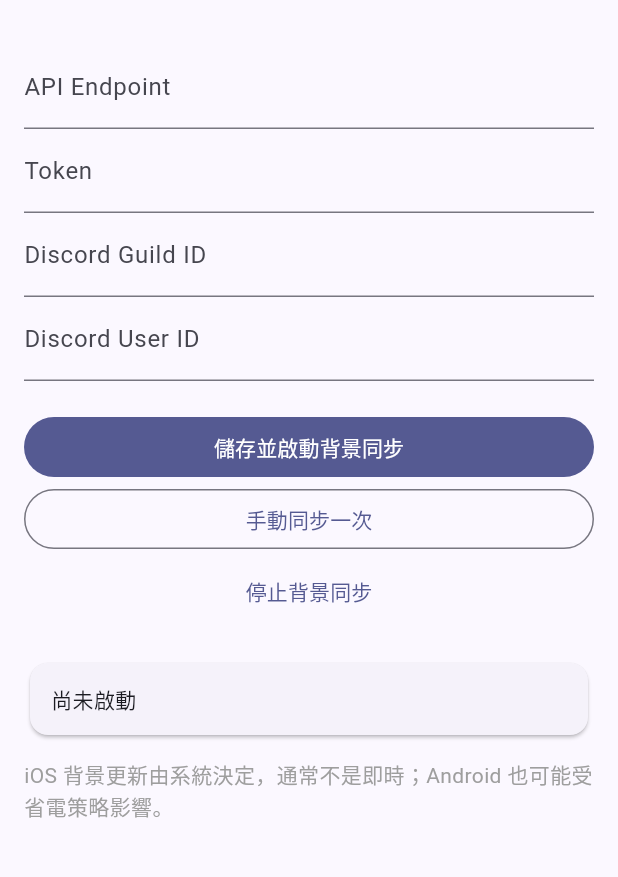
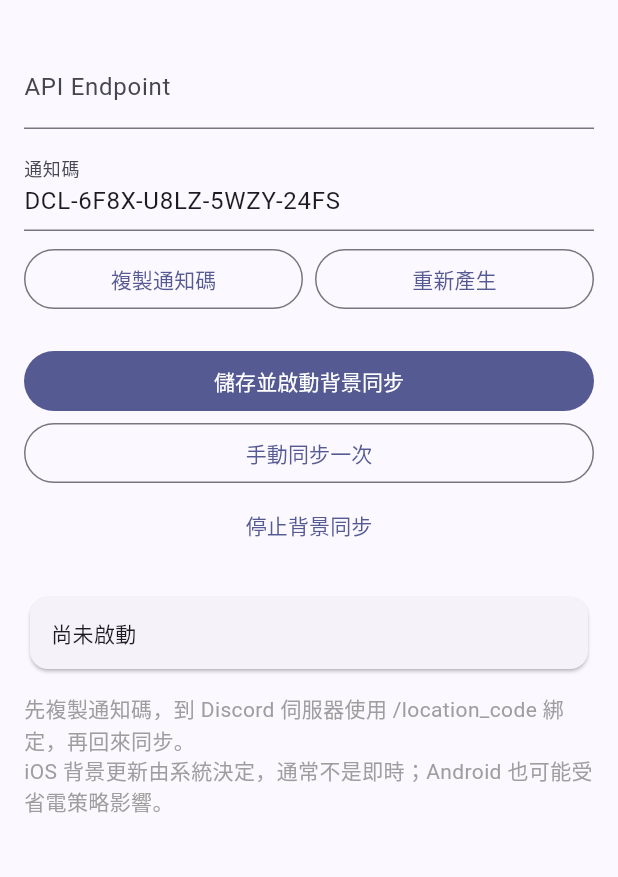
Before and after one commit to walbcglgh/discord_bot_map, a Flutter app: the screen it shows after launch, on a phone screen of 412 x 824 dp, the part 63-940 px from its top. Run offline on Flutter 3.47's test engine with Material 3 defaults, Android fonts, the phone set to English and light mode, and no system bars; our stand-ins replace geolocator, shared_preferences; missing offline and left inert: workmanager.

Commit message:
Add files via upload

```diff
--- a/lib/main.dart
+++ b/lib/main.dart
@@ -1,6 +1,8 @@
 import 'dart:async';
 import 'dart:convert';
+import 'dart:math';
 import 'package:flutter/material.dart';
+import 'package:flutter/services.dart';
 import 'package:geolocator/geolocator.dart';
 import 'package:http/http.dart' as http;
 import 'package:shared_preferences/shared_preferences.dart';
@@ -22,6 +24,13 @@
   WidgetsFlutterBinding.ensureInitialized();
   await Workmanager().initialize(callbackDispatcher, isInDebugMode: false);
   runApp(const DCLocationApp());
+}
+
+String generateLocationCode() {
+  const chars = 'ABCDEFGHJKLMNPQRSTUVWXYZ23456789';
+  final random = Random.secure();
+  String part(int length) => List.generate(length, (_) => chars[random.nextInt(chars.length)]).join();
+  return 'DCL-${part(4)}-${part(4)}-${part(4)}-${part(4)}';
 }
 
 class DCLocationApp extends StatelessWidget {
@@ -50,9 +59,7 @@
 
 class _HomePageState extends State<HomePage> {
   final endpoint = TextEditingController();
-  final token = TextEditingController();
-  final guildId = TextEditingController();
-  final userId = TextEditingController();
+  final code = TextEditingController();
   String status = '尚未啟動';
   bool busy = false;
 
@@ -65,19 +72,33 @@
   Future<void> _load() async {
     final prefs = await SharedPreferences.getInstance();
     endpoint.text = prefs.getString('endpoint') ?? '';
-    token.text = prefs.getString('token') ?? '';
-    guildId.text = prefs.getString('guild_id') ?? '';
-    userId.text = prefs.getString('user_id') ?? '';
+    code.text = prefs.getString('code') ?? generateLocationCode();
+    await prefs.setString('code', code.text.trim());
     setState(() => status = prefs.getBool('enabled') == true ? '背景同步已啟用' : '尚未啟動');
   }
 
   Future<void> _save({bool enabled = false}) async {
     final prefs = await SharedPreferences.getInstance();
     await prefs.setString('endpoint', endpoint.text.trim());
-    await prefs.setString('token', token.text.trim());
-    await prefs.setString('guild_id', guildId.text.trim());
-    await prefs.setString('user_id', userId.text.trim());
+    await prefs.setString('code', code.text.trim().toUpperCase());
     await prefs.setBool('enabled', enabled);
+  }
+
+  Future<void> _copyCode() async {
+    await Clipboard.setData(ClipboardData(text: code.text.trim()));
+    setState(() => status = '通知碼已複製，請到 Discord 使用 /location_code 綁定。');
+  }
+
+  Future<void> _regenerateCode() async {
+    await Workmanager().cancelByUniqueName(_syncTask);
+    final prefs = await SharedPreferences.getInstance();
+    final next = generateLocationCode();
+    await prefs.setString('code', next);
+    await prefs.setBool('enabled', false);
+    setState(() {
+      code.text = next;
+      status = '已重新產生通知碼，請重新到 Discord 綁定。';
+    });
   }
 
   Future<void> _start() async {
@@ -134,9 +155,16 @@
         padding: const EdgeInsets.all(16),
         children: [
           TextField(controller: endpoint, decoration: const InputDecoration(labelText: 'API Endpoint', hintText: 'https://your-domain/api/location/update')),
-          TextField(controller: token, decoration: const InputDecoration(labelText: 'Token'), obscureText: true),
-          TextField(controller: guildId, decoration: const InputDecoration(labelText: 'Discord Guild ID'), keyboardType: TextInputType.number),
-          TextField(controller: userId, decoration: const InputDecoration(labelText: 'Discord User ID'), keyboardType: TextInputType.number),
+          const SizedBox(height: 12),
+          TextField(controller: code, readOnly: true, decoration: const InputDecoration(labelText: '通知碼')),
+          const SizedBox(height: 8),
+          Row(
+            children: [
+              Expanded(child: OutlinedButton(onPressed: busy ? null : _copyCode, child: const Text('複製通知碼'))),
+              const SizedBox(width: 8),
+              Expanded(child: OutlinedButton(onPressed: busy ? null : _regenerateCode, child: const Text('重新產生'))),
+            ],
+          ),
           const SizedBox(height: 20),
           FilledButton(onPressed: busy ? null : _start, child: const Text('儲存並啟動背景同步')),
           OutlinedButton(onPressed: busy ? null : _syncNow, child: const Text('手動同步一次')),
@@ -149,6 +177,7 @@
             ),
           ),
           const SizedBox(height: 12),
+          const Text('先複製通知碼，到 Discord 伺服器使用 /location_code 綁定，再回來同步。', style: TextStyle(color: Colors.grey)),
           const Text('iOS 背景更新由系統決定，通常不是即時；Android 也可能受省電策略影響。', style: TextStyle(color: Colors.grey)),
         ],
       ),
@@ -171,12 +200,10 @@
   static Future<String> syncOnce({String source = 'manual'}) async {
     final prefs = await SharedPreferences.getInstance();
     final endpoint = prefs.getString('endpoint') ?? '';
-    final token = prefs.getString('token') ?? '';
-    final guildId = prefs.getString('guild_id') ?? '';
-    final userId = prefs.getString('user_id') ?? '';
+    final code = prefs.getString('code') ?? '';
 
     if (!endpoint.startsWith('https://')) return '請先填 HTTPS API Endpoint';
-    if (token.isEmpty || guildId.isEmpty || userId.isEmpty) return '請先填 Token / Guild ID / User ID';
+    if (code.isEmpty) return '請先產生並綁定通知碼';
 
     final ok = await ensurePermission();
     if (!ok) return '定位權限不足';
@@ -187,9 +214,7 @@
     );
 
     final payload = {
-      'token': token,
-      'guild_id': guildId,
-      'user_id': userId,
+      'code': code,
       'lat': pos.latitude,
       'lon': pos.longitude,
       'accuracy': pos.accuracy,
```
Also changed, not shown: 2 other files.
